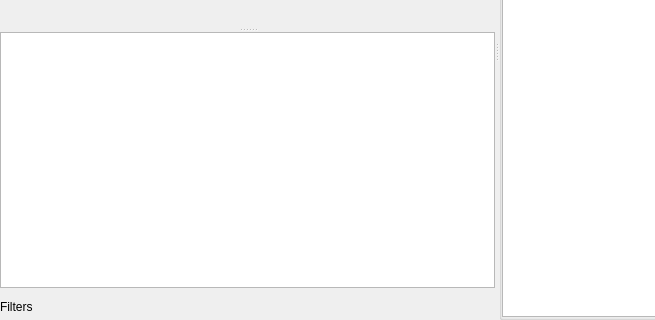
Inferno214221/sayonara-player, file src/GUI/Library/GUI_LocalLibrary.ui: the form before one commit; both pictures show x 0 to 655 and y 246 to 566 of the 753 by 566 pixel window.
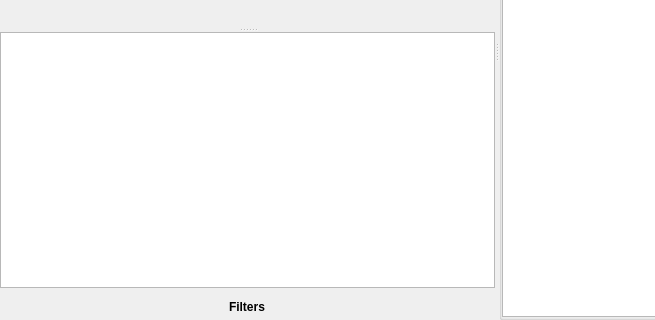
The form after the commit. Custom widgets are drawn as their Qt base class.

```diff
--- a/src/GUI/Library/GUI_LocalLibrary.ui
+++ b/src/GUI/Library/GUI_LocalLibrary.ui
@@ -375,6 +375,18 @@
             </property>
             <item>
              <widget class="QLabel" name="lab_extension">
+              <property name="sizePolicy">
+               <sizepolicy hsizetype="Maximum" vsizetype="Preferred">
+                <horstretch>0</horstretch>
+                <verstretch>0</verstretch>
+               </sizepolicy>
+              </property>
+              <property name="font">
+               <font>
+                <weight>75</weight>
+                <bold>true</bold>
+               </font>
+              </property>
               <property name="text">
                <string notr="true">Filters</string>
               </property>
```
Left out of the diff: 2 changed lines with no effect on the pictures.
